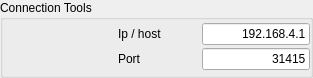
This is Apps/LWControl/connectwidget.ui in darkjavi/ws2812Wheels as Qt 5 draws it before an edit. The edited form follows.
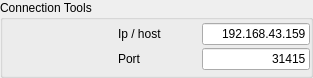
This is the edited form.

Patch:
```diff
--- a/Apps/LWControl/connectwidget.ui
+++ b/Apps/LWControl/connectwidget.ui
@@ -78,7 +78,7 @@
        <item>
         <widget class="QLineEdit" name="editIP">
          <property name="text">
-          <string>192.168.4.1</string>
+          <string>192.168.43.159</string>
          </property>
          <property name="alignment">
           <set>Qt::AlignRight|Qt::AlignTrailing|Qt::AlignVCenter</set>
```
